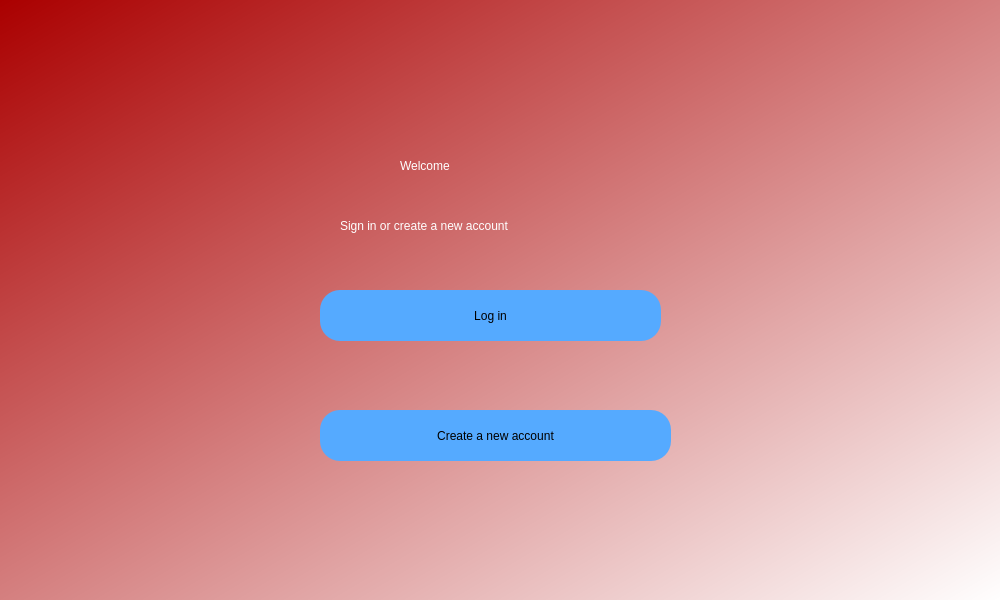
Above: GUI/WelcomeScreen.ui from Mohamed72495/Video-Surveillance before the change. Below: the same form after it.
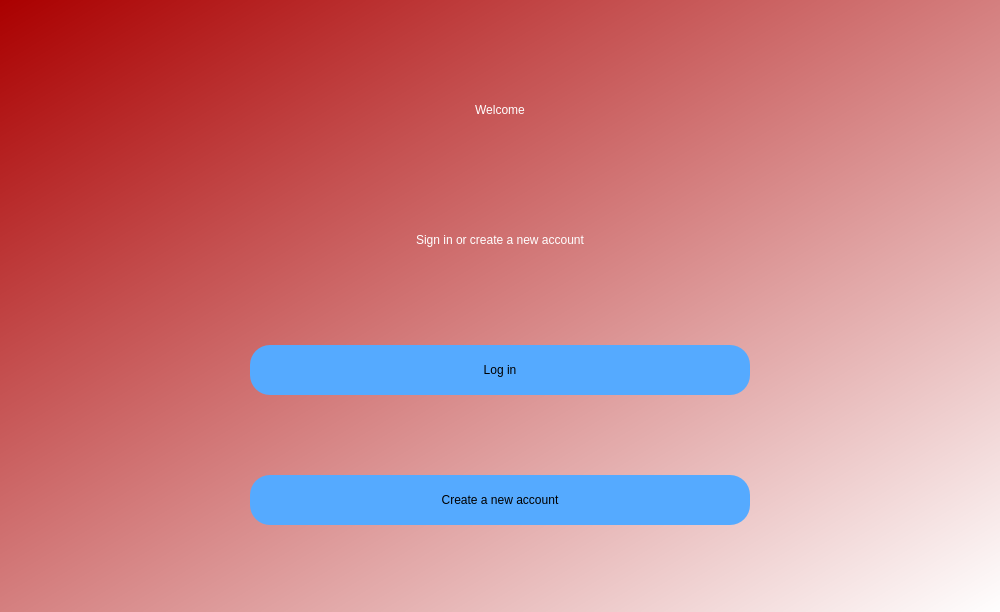
That is the form after the change.

```diff
--- a/GUI/WelcomeScreen.ui
+++ b/GUI/WelcomeScreen.ui
@@ -7,7 +7,7 @@
     <x>0</x>
     <y>0</y>
     <width>1000</width>
-    <height>600</height>
+    <height>612</height>
    </rect>
   </property>
   <property name="windowTitle">
@@ -16,14 +16,20 @@
   <property name="styleSheet">
    <string notr="true">background-color:qlineargradient(spread:pad, x1:0, y1:0, x2:1, y2:1, stop:0 rgba(170, 0, 0, 255), stop:1 rgba(255, 255, 255, 255));</string>
   </property>
+  <layout class="QVBoxLayout" name="verticalLayout">
+   <item alignment="Qt::AlignHCenter">
   <widget class="QLabel" name="label">
-   <property name="geometry">
-    <rect>
-     <x>400</x>
-     <y>140</y>
-     <width>201</width>
-     <height>51</height>
-    </rect>
+     <property name="minimumSize">
+      <size>
+       <width>500</width>
+       <height>0</height>
+      </size>
+     </property>
+     <property name="maximumSize">
+      <size>
+       <width>500</width>
+       <height>50</height>
+      </size>
    </property>
    <property name="styleSheet">
     <string notr="true">font: 36pt &quot;MS Shell Dlg 2&quot;;color:rgb(255, 255, 255);
@@ -32,15 +38,24 @@
    <property name="text">
     <string>Welcome</string>
    </property>
-  </widget>
+     <property name="alignment">
+      <set>Qt::AlignCenter</set>
+     </property>
+    </widget>
+   </item>
+   <item alignment="Qt::AlignHCenter">
   <widget class="QLabel" name="label_2">
-   <property name="geometry">
-    <rect>
-     <x>340</x>
-     <y>210</y>
-     <width>311</width>
-     <height>31</height>
-    </rect>
+     <property name="minimumSize">
+      <size>
+       <width>500</width>
+       <height>0</height>
+      </size>
+     </property>
+     <property name="maximumSize">
+      <size>
+       <width>500</width>
+       <height>50</height>
+      </size>
    </property>
    <property name="styleSheet">
     <string notr="true">font: 16pt &quot;MS Shell Dlg 2&quot;;color:rgb(255, 255, 255);
@@ -49,36 +64,24 @@
    <property name="text">
     <string>Sign in or create a new account</string>
    </property>
-  </widget>
-  <widget class="QPushButton" name="createacc">
-   <property name="geometry">
-    <rect>
-     <x>320</x>
-     <y>410</y>
-     <width>351</width>
-     <height>51</height>
-    </rect>
-   </property>
-   <property name="cursor">
-    <cursorShape>PointingHandCursor</cursorShape>
-   </property>
-   <property name="styleSheet">
-    <string notr="true">border-radius:20px;
-background-color:rgb(85, 170, 255);
-font: 14pt &quot;MS Shell Dlg 2&quot;;</string>
-   </property>
-   <property name="text">
-    <string>Create a new account</string>
-   </property>
-  </widget>
+     <property name="alignment">
+      <set>Qt::AlignCenter</set>
+     </property>
+    </widget>
+   </item>
+   <item alignment="Qt::AlignHCenter">
   <widget class="QPushButton" name="login">
-   <property name="geometry">
-    <rect>
-     <x>320</x>
-     <y>290</y>
-     <width>341</width>
-     <height>51</height>
-    </rect>
+     <property name="minimumSize">
+      <size>
+       <width>500</width>
+       <height>0</height>
+      </size>
+     </property>
+     <property name="maximumSize">
+      <size>
+       <width>500</width>
+       <height>50</height>
+      </size>
    </property>
    <property name="cursor">
     <cursorShape>PointingHandCursor</cursorShape>
@@ -92,6 +95,35 @@
     <string>Log in</string>
    </property>
   </widget>
+   </item>
+   <item alignment="Qt::AlignHCenter">
+    <widget class="QPushButton" name="createacc">
+     <property name="minimumSize">
+      <size>
+       <width>500</width>
+       <height>0</height>
+      </size>
+     </property>
+     <property name="maximumSize">
+      <size>
+       <width>500</width>
+       <height>50</height>
+      </size>
+     </property>
+     <property name="cursor">
+      <cursorShape>PointingHandCursor</cursorShape>
+     </property>
+     <property name="styleSheet">
+      <string notr="true">border-radius:20px;
+background-color:rgb(85, 170, 255);
+font: 14pt &quot;MS Shell Dlg 2&quot;;</string>
+     </property>
+     <property name="text">
+      <string>Create a new account</string>
+     </property>
+    </widget>
+   </item>
+  </layout>
  </widget>
  <resources/>
  <connections/>
```
Left out of the diff: 5 changed lines with no effect on the pictures. Lines whose indentation alone changed are shown as unchanged.
